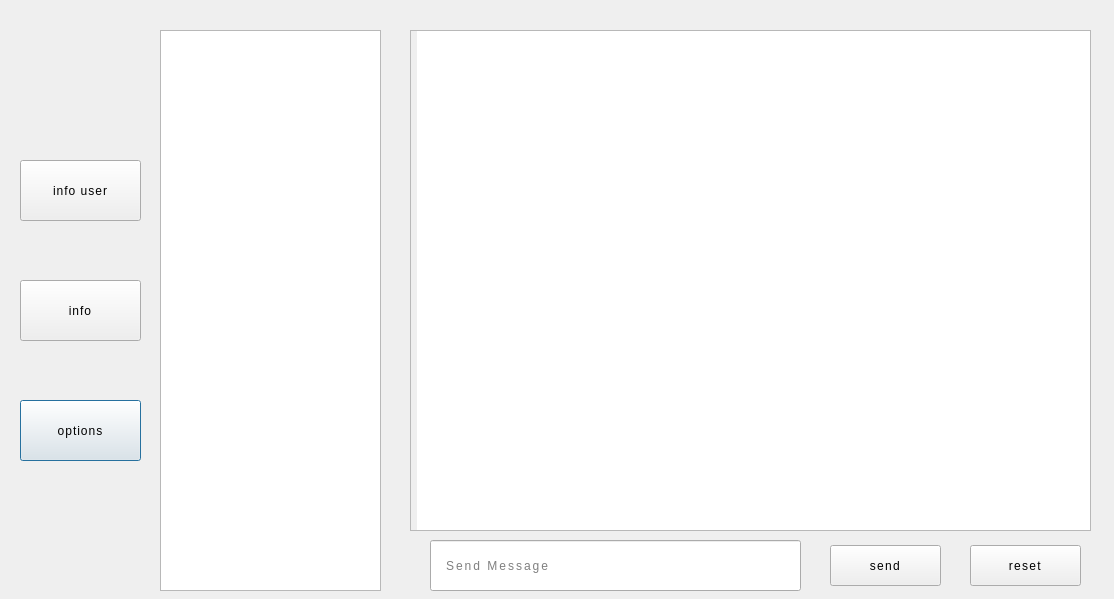
Qt form MultiChat/client_side_dialog.ui (vince-exe/MultiChat) before a commit.
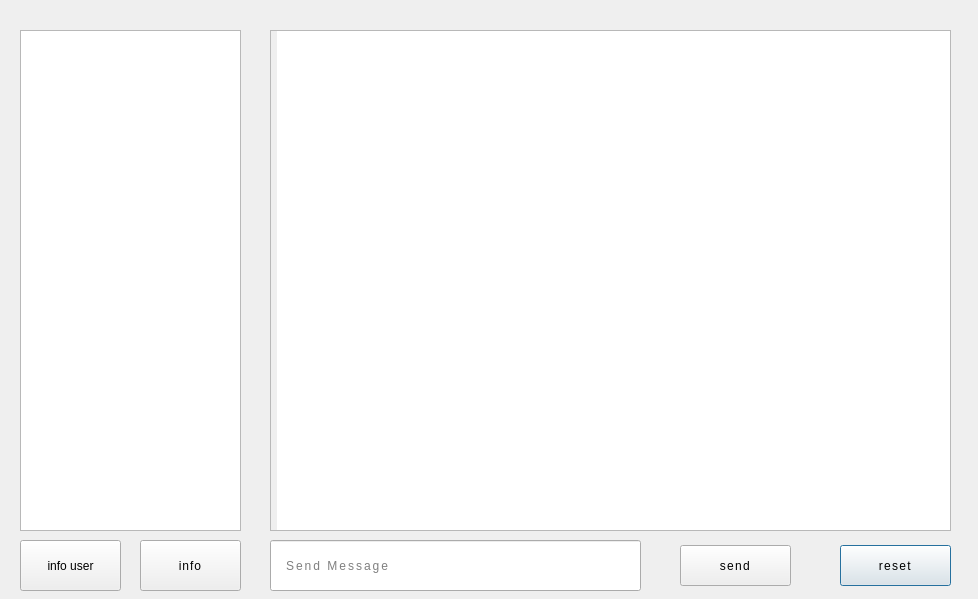
The same form after that commit.

```diff
--- a/MultiChat/client_side_dialog.ui
+++ b/MultiChat/client_side_dialog.ui
@@ -6,7 +6,7 @@
    <rect>
     <x>0</x>
     <y>0</y>
-    <width>1114</width>
+    <width>978</width>
     <height>599</height>
    </rect>
   </property>
@@ -22,10 +22,10 @@
   <widget class="QTableView" name="userTableClient">
    <property name="geometry">
     <rect>
-     <x>160</x>
+     <x>20</x>
      <y>30</y>
      <width>221</width>
-     <height>561</height>
+     <height>501</height>
     </rect>
    </property>
    <property name="focusPolicy">
@@ -80,7 +80,7 @@
   <widget class="QPlainTextEdit" name="chatBoxClient">
    <property name="geometry">
     <rect>
-     <x>410</x>
+     <x>270</x>
      <y>30</y>
      <width>681</width>
      <height>501</height>
@@ -103,7 +103,7 @@
   <widget class="QLineEdit" name="messageBoxClient">
    <property name="geometry">
     <rect>
-     <x>430</x>
+     <x>270</x>
      <y>540</y>
      <width>371</width>
      <height>51</height>
@@ -127,35 +127,10 @@
     <string>Send Message</string>
    </property>
   </widget>
-  <widget class="QPushButton" name="optionsBtnClient">
-   <property name="geometry">
-    <rect>
-     <x>20</x>
-     <y>400</y>
-     <width>121</width>
-     <height>61</height>
-    </rect>
-   </property>
-   <property name="styleSheet">
-    <string notr="true">QPushButton {
-	border: 5px solid '#101014';
-	font: 700 17pt &quot;Yu Gothic UI&quot;;
-	letter-spacing: 1px;
-	color: '#e3e3e3';
-}
-
-QPushButton::hover {
-	background-color: '#0c2f3a';
-}</string>
-   </property>
-   <property name="text">
-    <string>options</string>
-   </property>
-  </widget>
   <widget class="QPushButton" name="resetMsgBtnClient">
    <property name="geometry">
     <rect>
-     <x>970</x>
+     <x>840</x>
      <y>545</y>
      <width>111</width>
      <height>41</height>
@@ -181,16 +156,15 @@
    <property name="geometry">
     <rect>
      <x>20</x>
-     <y>160</y>
-     <width>121</width>
-     <height>61</height>
+     <y>540</y>
+     <width>101</width>
+     <height>51</height>
     </rect>
    </property>
    <property name="styleSheet">
     <string notr="true">QPushButton {
 	border: 5px solid '#101014';
-	font: 700 16pt &quot;Yu Gothic UI&quot;;
-	letter-spacing: 1px;
+	font: 700 15pt &quot;Yu Gothic UI&quot;;
 	color: '#e3e3e3';
 }
 
@@ -205,7 +179,7 @@
   <widget class="QPushButton" name="sendMsgBtnClient">
    <property name="geometry">
     <rect>
-     <x>830</x>
+     <x>680</x>
      <y>545</y>
      <width>111</width>
      <height>41</height>
@@ -230,10 +204,10 @@
   <widget class="QPushButton" name="infoBtnClient">
    <property name="geometry">
     <rect>
-     <x>20</x>
-     <y>280</y>
-     <width>121</width>
-     <height>61</height>
+     <x>140</x>
+     <y>540</y>
+     <width>101</width>
+     <height>51</height>
     </rect>
    </property>
    <property name="styleSheet">
```
Left out of the diff: 6 changed lines with no effect on the pictures.
